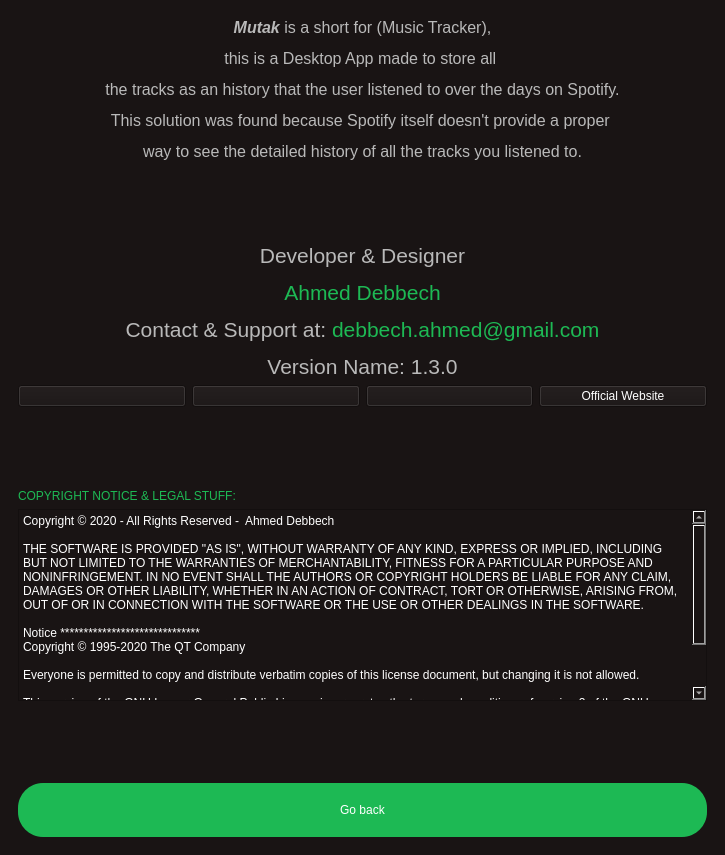
Above: mutak/mainwindow.ui from ahmed-debbech/mutak before the change. Below: the same form after it.
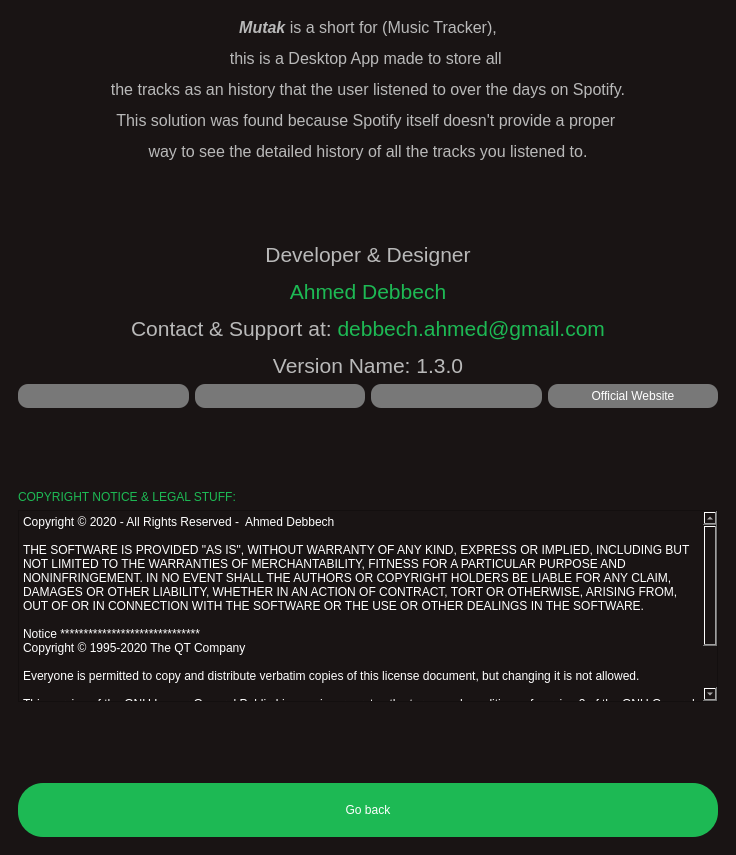
That is the form after the change. The open tabs and pages were chosen to show the change.

Commit message: redesign some ui buttons and help

Patch:
```diff
--- a/mutak/mainwindow.ui
+++ b/mutak/mainwindow.ui
@@ -6,7 +6,7 @@
    <rect>
     <x>0</x>
     <y>0</y>
-    <width>725</width>
+    <width>736</width>
     <height>855</height>
    </rect>
   </property>
@@ -1184,6 +1184,17 @@
          <layout class="QHBoxLayout" name="horizontalLayout_6">
           <item>
            <widget class="QPushButton" name="twitter">
+            <property name="styleSheet">
+             <string notr="true">#twitter {
+color: white;
+font: bold 10px '://resources/fonts/Gotham-UltraItalic.otf';
+background-color:  #787878;
+border-radius: 10px;
+padding: 5px;
+width: 70px;
+ }
+</string>
+            </property>
             <property name="text">
              <string/>
             </property>
@@ -1191,6 +1202,16 @@
           </item>
           <item>
            <widget class="QPushButton" name="linkedin">
+            <property name="styleSheet">
+             <string notr="true">#linkedin {
+color: white;
+font: bold 10px '://resources/fonts/Gotham-UltraItalic.otf';
+background-color:  #787878;
+border-radius: 10px;
+padding: 5px;
+width: 70px;
+ }</string>
+            </property>
             <property name="text">
              <string/>
             </property>
@@ -1198,6 +1219,16 @@
           </item>
           <item>
            <widget class="QPushButton" name="github">
+            <property name="styleSheet">
+             <string notr="true">#github {
+color: white;
+font: bold 10px '://resources/fonts/Gotham-UltraItalic.otf';
+background-color:  #787878;
+border-radius: 10px;
+padding: 5px;
+width: 70px;
+ }</string>
+            </property>
             <property name="text">
              <string/>
             </property>
@@ -1206,8 +1237,14 @@
           <item>
            <widget class="QPushButton" name="website">
             <property name="styleSheet">
-             <string notr="true">font: bold 12pt  '://resources/fonts/Gotham-UltraItalic.otf';
-color: white;</string>
+             <string notr="true">#website {
+color: white;
+font: bold 12pt  '://resources/fonts/Gotham-UltraItalic.otf';
+background-color:  #787878;
+border-radius: 10px;
+padding: 5px;
+width: 70px;
+ }</string>
             </property>
             <property name="text">
              <string>Official Website</string>
@@ -1291,7 +1328,7 @@
 background-color:  #1db954;
 border-radius: 25px;
   padding: 20px;
-  width: 60px;
+  width: 30px;
 font: bold 14px '://resources/fonts/Gotham-UltraItalic.otf';
  }
 #gobackAbout:hover {
```
Left out of the diff: 2 changed lines with no effect on the pictures.
